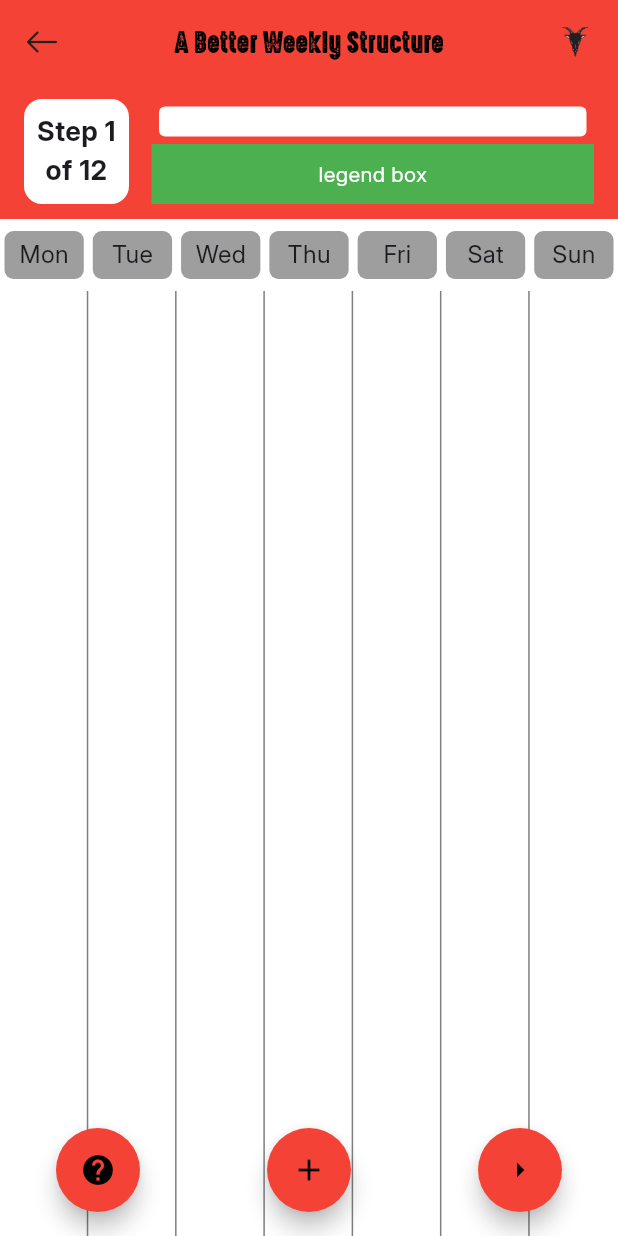
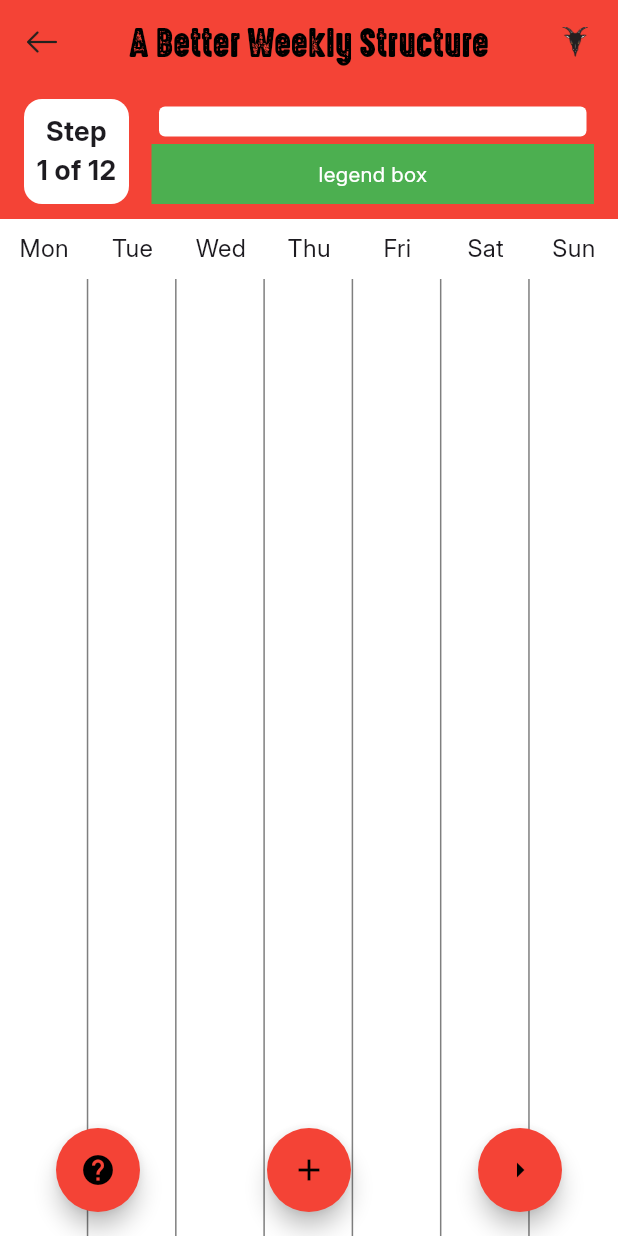
Before and after one commit to danieltsam/goat_tradie_poc, a Flutter app: the screen it shows after launch, on a phone screen of 412 x 824 dp. Run offline on Flutter 3.47's test engine with Material 3 defaults, Android fonts, the phone set to English and light mode, and no system bars.

Commit message:
ui: A few small font size changes based on Miles' feedback
Made mid meeting, quick number changes

```diff
--- a/abws_poc/lib/Event/event_widget.dart
+++ b/abws_poc/lib/Event/event_widget.dart
@@ -211,7 +211,7 @@ class EventWidget extends StatelessWidget {
                 fontSize: 12,
               ),
               textAlign: TextAlign.center,
-              overflow: TextOverflow.fade // Not really sure if this actually handles overflow, can't see any visual change
+              overflow: TextOverflow.fade // Happy to change it, not sure what other options would look better
             ),
           ),
         ),
--- a/abws_poc/lib/Schedule/schedulehome.dart
+++ b/abws_poc/lib/Schedule/schedulehome.dart
@@ -77,10 +77,10 @@ class _DayColumn extends StatelessWidget {
             vertical: 8,
           ),
           child: Container(
-            height: 32,
+            height: 24,
             alignment: Alignment.center,
             decoration: BoxDecoration(
-              color: Colors.grey,
+              color: Colors.white,
               borderRadius: BorderRadius.circular(6),
             ),
             child: Text(
@@ -320,7 +320,7 @@ class _ScheduleHomePageState
     return AppBar(
       title: const Text(
         'A Better Weekly Structure',
-        style: TextStyle(color: Colors.black, fontSize: 18, fontFamily: 'HighVoltage'),
+        style: TextStyle(color: Colors.black, fontSize: 24, fontFamily: 'HighVoltage'),
       ),
       backgroundColor: Colors.red,
       elevation: 0.0,
@@ -385,7 +385,7 @@ class _ScheduleHomePageState
                     color: Colors.white,
                     borderRadius: BorderRadius.circular(12.0),
                   ),
-                  child: Center(child: Text('Step ${_stepTracker+1} of 12',
+                  child: Center(child: Text('Step \n${_stepTracker+1} of 12',
                   textAlign: TextAlign.center,
                   style: TextStyle(fontSize: 18, fontWeight: FontWeight.bold)))
                 ),
```
